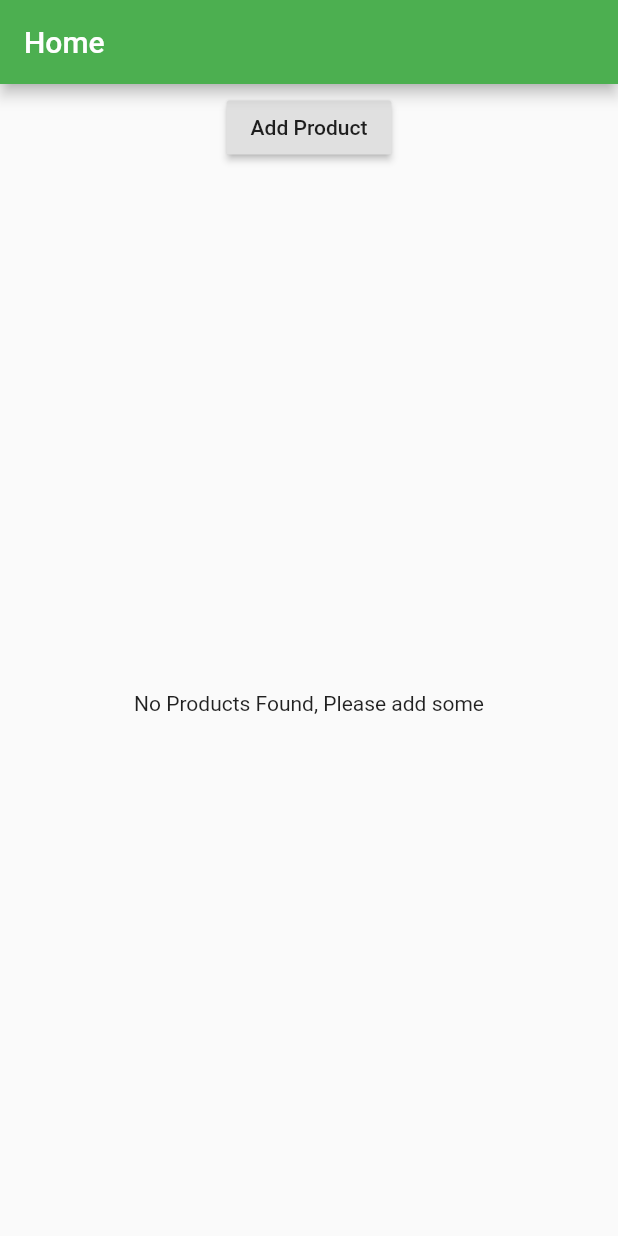
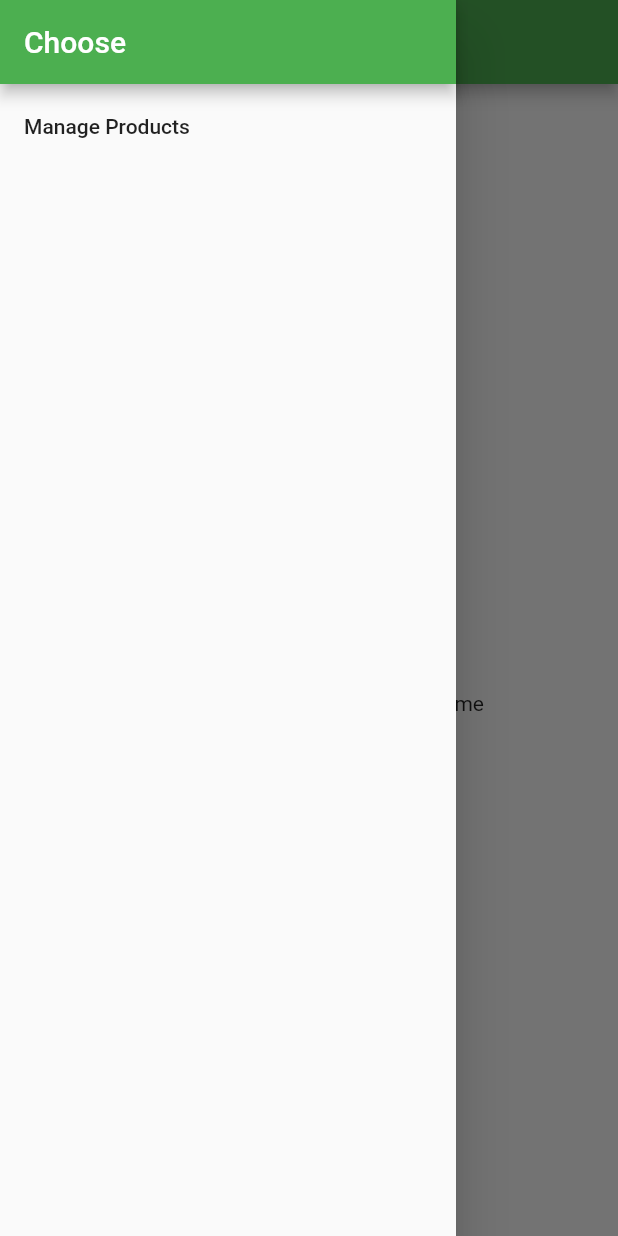
Before and after one commit to ashishranjan738/product_management, a Flutter app: the screen it shows after launch, with the side drawer open (before the commit the screen has no drawer), on a phone screen of 412 x 824 dp. Run offline on Flutter 3.47's test engine with Material 2 defaults, Android fonts, the phone set to English and light mode, and no system bars.

Commit message:
Module 6
Signed-off-by: Ashish Ranjan <ashishranjan738@gmail.com>

```diff
--- a/lib/main.dart
+++ b/lib/main.dart
@@ -1,11 +1,35 @@
 import "package:flutter/material.dart";
-import "./products_manager.dart";
+import "pages/home.dart";
+import "pages/products_admin.dart";
+import "pages/product.dart";
 
 main() {
   return runApp(MyApp());
 }
 
-class MyApp extends StatelessWidget {
+class MyApp extends StatefulWidget {
+  @override
+  State<StatefulWidget> createState() {
+    return _MyAppState();
+  }
+}
+
+class _MyAppState extends State<MyApp> {
+  List<Map<String, String>> _products = [];
+
+  void addProduct(Map<String, String> item) {
+    setState(() {
+      _products.add(item);
+      print(_products);
+    });
+  }
+
+  void deleteProduct(int index) {
+    setState(() {
+      _products.removeAt(index);
+    });
+  }
+
   @override
   Widget build(BuildContext context) {
     return MaterialApp(
@@ -13,12 +37,30 @@ class MyApp extends StatelessWidget {
         primarySwatch: Colors.green,
         accentColor: Colors.lightGreenAccent,
       ),
-      home: Scaffold(
-        appBar: AppBar(
-          title: Text("Home"),
-        ),
-        body: ProductManager()
-      ),
+      // home: LoginPage(),
+      routes: {
+        '/': (BuildContext context) =>
+            HomePage(_products, addProduct, deleteProduct),
+        '/admin': (BuildContext context) => ProductsAdminPage(),
+      },
+      onGenerateRoute: (RouteSettings settings) {
+        final List<String> pathElements = settings.name.split("/");
+        if (pathElements.length != 3 ||
+            pathElements[0] != '' ||
+            pathElements[1] != 'product') {
+          return null;
+        }
+        final int index = int.parse(pathElements[2]);
+
+        return MaterialPageRoute<bool>(
+            builder: (BuildContext context) => ProductPage(
+                _products[index]['title'], _products[index]['image']));
+      },
+      onUnknownRoute: (RouteSettings settings) {
+        return MaterialPageRoute(
+            builder: (BuildContext context) =>
+                HomePage(_products, addProduct, deleteProduct));
+      },
     );
   }
 }
--- /dev/null
+++ b/lib/pages/home.dart
@@ -0,0 +1,33 @@
+import 'package:flutter/material.dart';
+import '../products_manager.dart';
+
+class HomePage extends StatelessWidget {
+  final List<Map<String, String>> _products;
+  final Function addProducts, deleteProducts;
+
+  HomePage(this._products, this.addProducts, this.deleteProducts);
+
+  @override
+  Widget build(BuildContext context) {
+    return Scaffold(
+      drawer: Drawer(
+        child: Column(
+          children: <Widget>[
+            AppBar(
+              title: Text("Choose"),
+              automaticallyImplyLeading: false,
+            ),
+            ListTile(
+              title: Text("Manage Products"),
+              onTap: () => Navigator.pushReplacementNamed(context, '/admin'),
+            )
+          ],
+        ),
+      ),
+      appBar: AppBar(
+        title: Text("Home"),
+      ),
+      body: ProductManager(_products, addProducts, deleteProducts),
+    );
+  }
+}
--- a/lib/products.dart
+++ b/lib/products.dart
@@ -1,16 +1,36 @@
 import 'package:flutter/material.dart';
 
 class Products extends StatelessWidget {
-  final List<String> _products;
-
-  Products(this._products);
+  final List<Map<String, String>> _products;
+  final Function deleteProduct;
+  Products(this._products, {this.deleteProduct});
 
   Widget _listWidegetBuilder(BuildContext context, int index) {
     return Card(
       child: Column(
         children: <Widget>[
-          Image.asset("assets/food.jpg"),
-          Text(_products[index]),
+          Image.asset(_products[index]['image']),
+          Container(
+            child: Text(_products[index]['title']),
+            padding: EdgeInsets.all(10.0),
+          ),
+          ButtonBar(
+            alignment: MainAxisAlignment.center,
+            children: <Widget>[
+              FlatButton(
+                child: Text("Details"),
+                onPressed: () => Navigator.pushNamed<bool>(
+                            context, "/product/" + index.toString())
+                        .then(
+                      (bool value) {
+                        if (value) {
+                          deleteProduct(index);
+                        }
+                      },
+                    ),
+              ),
+            ],
+          )
         ],
       ),
     );
@@ -18,9 +38,13 @@ class Products extends StatelessWidget {
 
   @override
   Widget build(BuildContext context) {
-    return _products.length>0 ? ListView.builder(
-      itemBuilder: _listWidegetBuilder,
-      itemCount: _products.length,
-    ):Center(child: Text("No Products Found, Please add some"),);
+    return _products.length > 0
+        ? ListView.builder(
+            itemBuilder: _listWidegetBuilder,
+            itemCount: _products.length,
+          )
+        : Center(
+            child: Text("No Products Found, Please add some"),
+          );
   }
 }
--- a/lib/products_manager.dart
+++ b/lib/products_manager.dart
@@ -2,39 +2,25 @@ import 'package:flutter/material.dart';
 import './products.dart';
 import './product_control.dart';
 
-class ProductManager extends StatefulWidget {
+class ProductManager extends StatelessWidget {
+  final List<Map<String, String>> _product;
+  final Function addProduct, deleteProduct;
 
-  @override
-  State<StatefulWidget> createState() {
-    return _ProductManagerState();
-  }
-}
-
-class _ProductManagerState extends State<ProductManager> {
-  List<String> _products = [];
-
-  @override
-  void initState() {
-    // _products.add(widget._initialItem);
-    super.initState();
-  }
-
-  void addProducts(String item) {
-    setState(() {
-      _products.add(item);
-      print(_products);
-    });
-  }
+  ProductManager(this._product, this.addProduct, this.deleteProduct);
 
   @override
   Widget build(BuildContext context) {
     return Column(
       children: <Widget>[
         Container(
-              child: ProductControl(addProducts),
+          child: ProductControl(addProduct),
           margin: EdgeInsets.all(5.0),
         ),
-            Expanded(child:Products(_products)),
+        Expanded(
+            child: Products(
+          _product,
+          deleteProduct: deleteProduct,
+        )),
       ],
     );
   }
```
Also changed, not shown: lib/pages/auth.dart (added, +18 -0 lines), lib/pages/product.dart (added, +64 -0 lines), lib/pages/product_create.dart (added, +20 -0 lines), lib/pages/product_list.dart (added, +10 -0 lines), lib/pages/products_admin.dart (added, +51 -0 lines), lib/product_control.dart (+5 -6 lines). Lines whose indentation alone changed are shown as unchanged.
